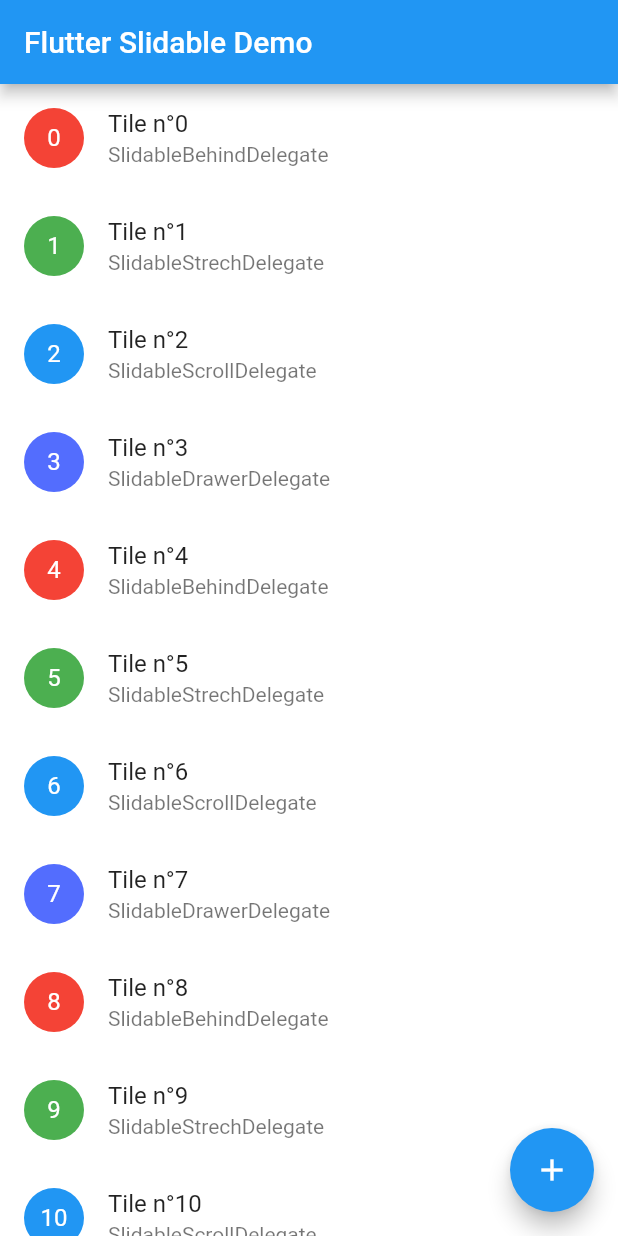
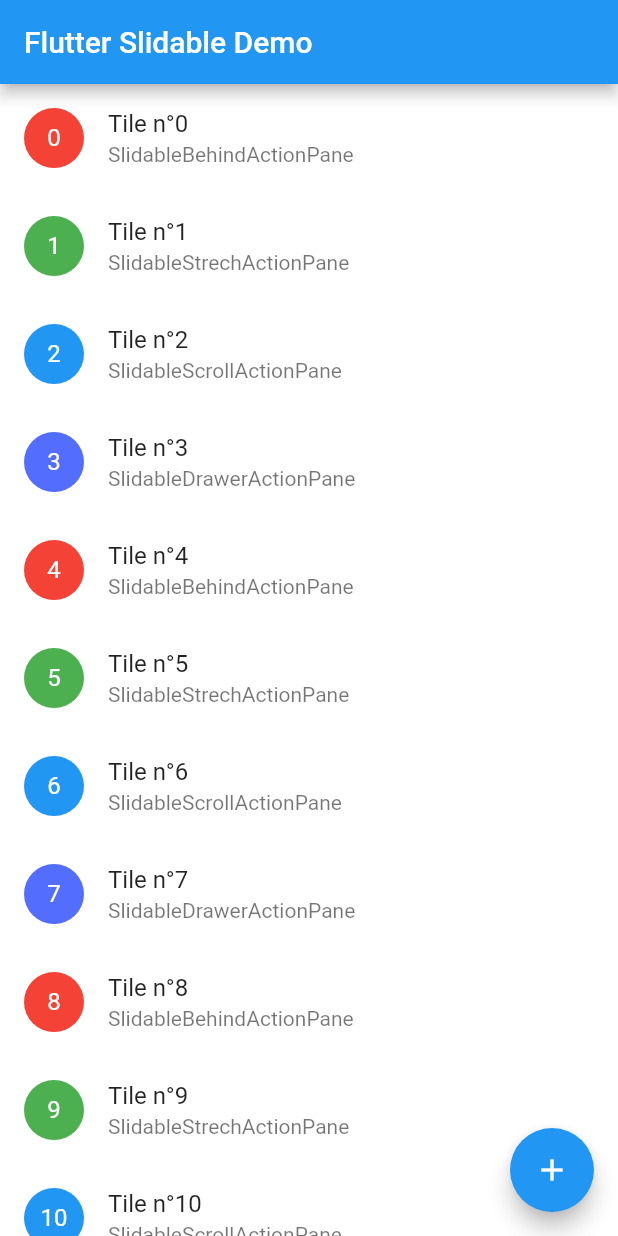
Before and after one commit to letsar/flutter_slidable, a Flutter app: the screen it shows after launch, on a phone screen of 412 x 824 dp. Run offline on Flutter 3.47's test engine with Material 2 defaults, Android fonts, the phone set to English and light mode, and no system bars.

Commit message:
fix dismissal issue

```diff
--- a/example/lib/main.dart
+++ b/example/lib/main.dart
@@ -325,13 +325,13 @@ class _MyHomePageState extends State<MyHomePage> {
   static String _getSubtitle(int index) {
     switch (index % 4) {
       case 0:
-        return 'SlidableBehindDelegate';
+        return 'SlidableBehindActionPane';
       case 1:
-        return 'SlidableStrechDelegate';
+        return 'SlidableStrechActionPane';
       case 2:
-        return 'SlidableScrollDelegate';
+        return 'SlidableScrollActionPane';
       case 3:
-        return 'SlidableDrawerDelegate';
+        return 'SlidableDrawerActionPane';
       default:
         return null;
     }
--- a/lib/src/widgets/slidable_dismissal.dart
+++ b/lib/src/widgets/slidable_dismissal.dart
@@ -79,6 +79,7 @@ class SlidableDismissal extends StatelessWidget {
 
     return AnimatedBuilder(
       animation: state.overallMoveAnimation,
+      child: child,
       builder: (BuildContext context, Widget child) {
         if (state.overallMoveAnimation.value > state.totalActionsExtent) {
           return child;
```
